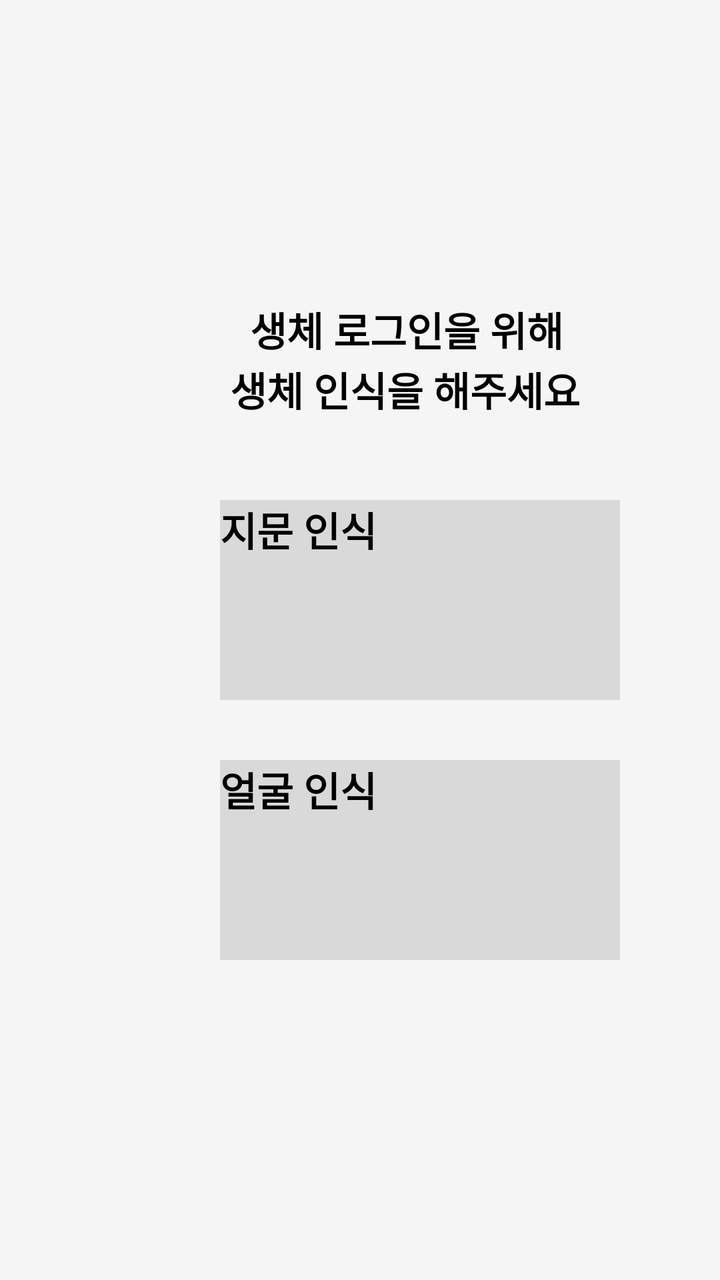
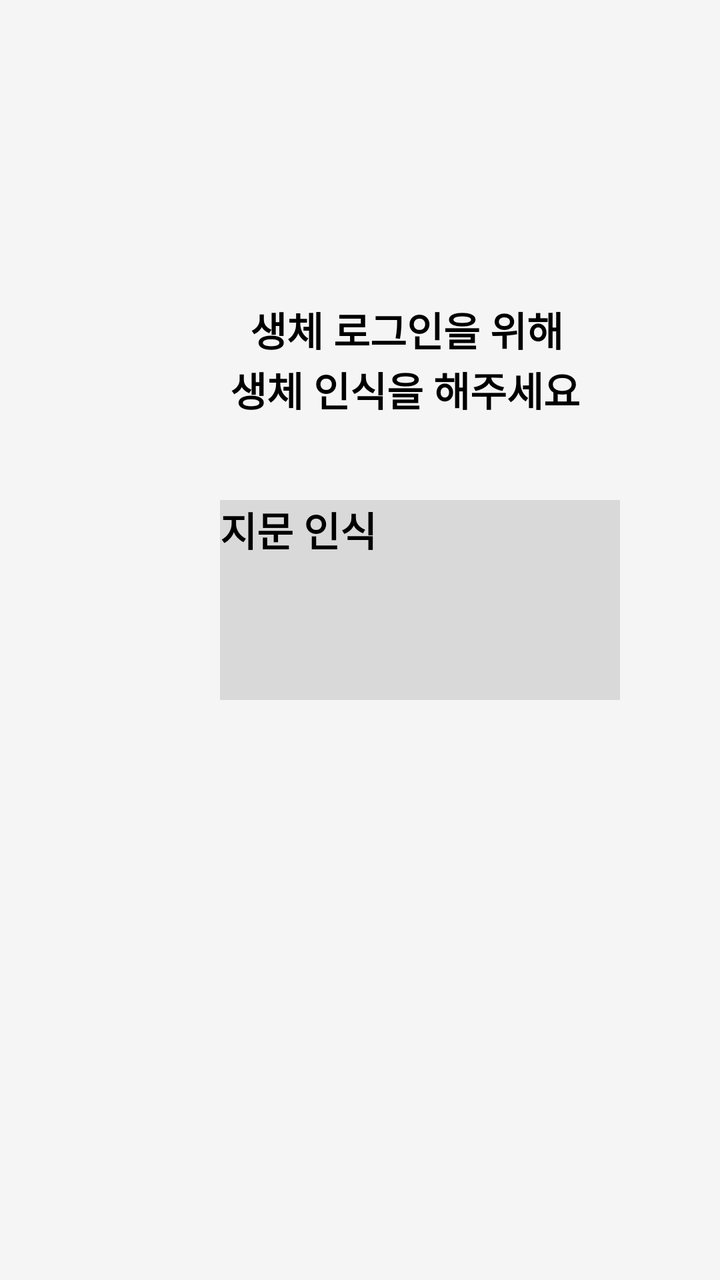

The first picture is an Android layout as it rendered before a commit; the second is the same layout after the commit. The layout source and the unified diff follow.
<!-- AndroidManifest.xml: application theme android:Theme.DeviceDefault -->
<!-- res/layout/activity_fingerprint_signin.xml -->
<?xml version="1.0" encoding="utf-8"?>
<FrameLayout xmlns:android="http://schemas.android.com/apk/res/android"
    xmlns:app="http://schemas.android.com/apk/res-auto"
    xmlns:tools="http://schemas.android.com/tools"
    android:id="@+id/main"
    android:background="#F5F5F5"
    android:layout_width="match_parent"
    android:layout_height="match_parent"
    tools:context=".fingerprint_signin">

    <TextView
        android:layout_width="wrap_content"
        android:layout_height="wrap_content"
        android:layout_marginTop="150dp"
        android:layout_marginLeft="125dp"
        android:textColor="@color/black"
        android:textStyle="bold"
        android:textSize="20dp"
        android:text="생체 로그인을 위해"/>

    <TextView
        android:layout_width="wrap_content"
        android:layout_height="wrap_content"
        android:layout_marginTop="180dp"
        android:layout_marginLeft="115dp"
        android:textColor="@color/black"
        android:textStyle="bold"
        android:textSize="20dp"
        android:text="생체 인식을 해주세요"/>

    <Button
        android:id="@+id/finger_bt"
        android:layout_width="200dp"
        android:layout_height="100dp"
        android:text="지문 인식"
        android:textSize="20dp"
        android:textStyle="bold"
        android:textColor="@color/black"
        android:layout_marginLeft="110dp"
        android:layout_marginTop="250dp"
        android:background="#D9D9D9"/>

    <Button
        android:id="@+id/face_id"
        android:layout_width="200dp"
        android:layout_height="100dp"
        android:text="얼굴 인식"
        android:textSize="20dp"
        android:textStyle="bold"
        android:textColor="@color/black"
        android:layout_marginLeft="110dp"
        android:layout_marginTop="380dp"
        android:background="#D9D9D9"/>


</FrameLayout>
<!-- resources referenced by this layout -->
<resources>
  <color name="black">#FF000000</color>
</resources>

<!-- the commit's change to res/layout/activity_fingerprint_signin.xml (unified diff, before → after) -->
@@ -5,8 +5,7 @@
     android:id="@+id/main"
     android:background="#F5F5F5"
     android:layout_width="match_parent"
-    android:layout_height="match_parent"
-    tools:context=".fingerprint_signin">
+    android:layout_height="match_parent">
 
     <TextView
         android:layout_width="wrap_content"
@@ -40,17 +39,5 @@
         android:layout_marginTop="250dp"
         android:background="#D9D9D9"/>
 
-    <Button
-        android:id="@+id/face_id"
-        android:layout_width="200dp"
-        android:layout_height="100dp"
-        android:text="얼굴 인식"
-        android:textSize="20dp"
-        android:textStyle="bold"
-        android:textColor="@color/black"
-        android:layout_marginLeft="110dp"
-        android:layout_marginTop="380dp"
-        android:background="#D9D9D9"/>
-
 
 </FrameLayout>
